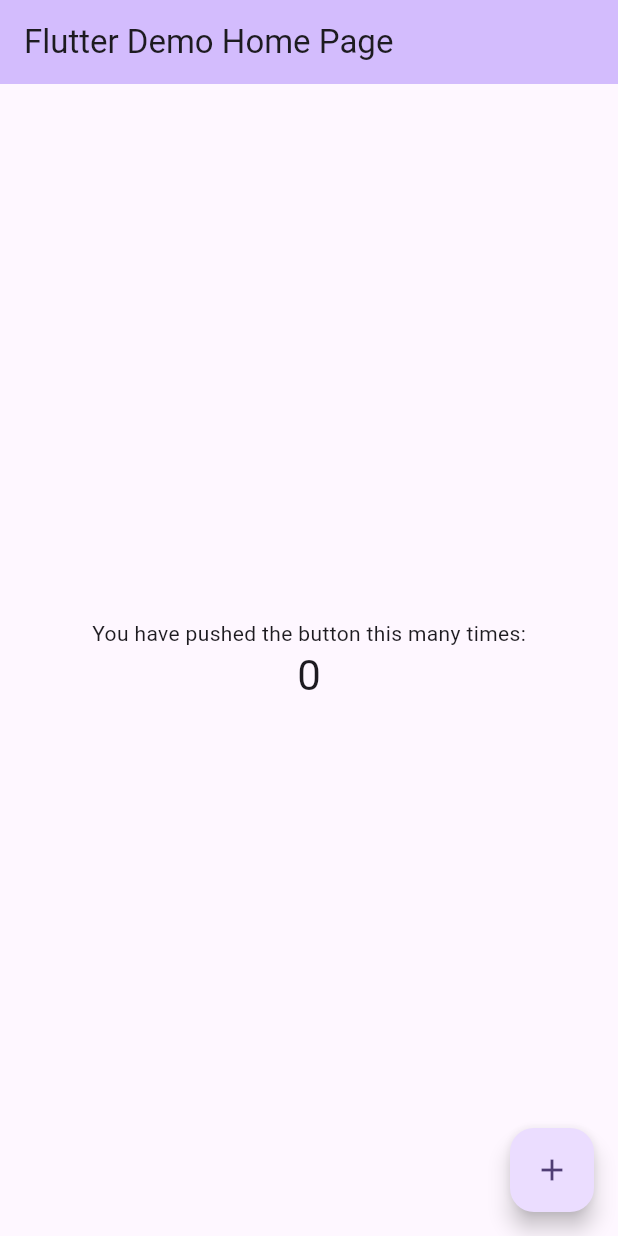
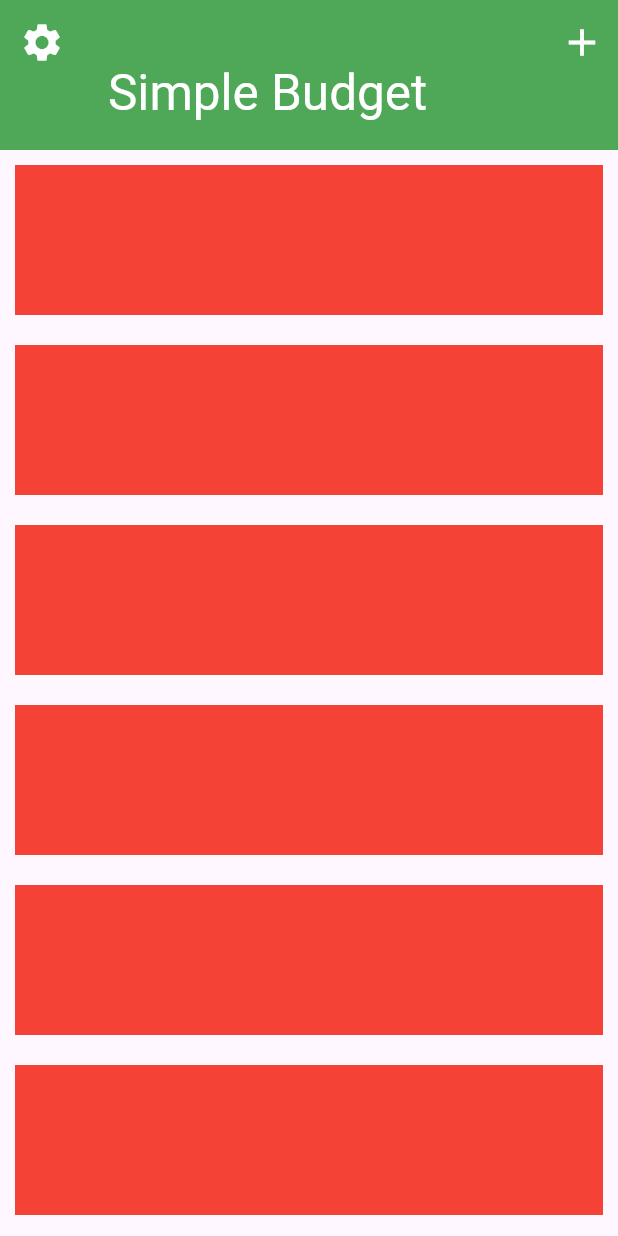
Before and after one commit to AbirHasanShuvo/cartlist_animation, a Flutter app: the screen it shows after launch, on a phone screen of 412 x 824 dp. Run offline on Flutter 3.47's test engine with Material 3 defaults, Android fonts, the light colour scheme and no system bars.

Commit message:
home screen initially labeled with appbar

```diff
--- a/lib/main.dart
+++ b/lib/main.dart
@@ -1,122 +1,15 @@
+import 'package:animation_cartlist/screens/home_screen.dart';
 import 'package:flutter/material.dart';
 
 void main() {
-  runApp(const MyApp());
+  runApp(MyApp());
 }
 
 class MyApp extends StatelessWidget {
   const MyApp({super.key});
 
-  // This widget is the root of your application.
   @override
   Widget build(BuildContext context) {
-    return MaterialApp(
-      title: 'Flutter Demo',
-      theme: ThemeData(
-        // This is the theme of your application.
-        //
-        // TRY THIS: Try running your application with "flutter run". You'll see
-        // the application has a purple toolbar. Then, without quitting the app,
-        // try changing the seedColor in the colorScheme below to Colors.green
-        // and then invoke "hot reload" (save your changes or press the "hot
-        // reload" button in a Flutter-supported IDE, or press "r" if you used
-        // the command line to start the app).
-        //
-        // Notice that the counter didn't reset back to zero; the application
-        // state is not lost during the reload. To reset the state, use hot
-        // restart instead.
-        //
-        // This works for code too, not just values: Most code changes can be
-        // tested with just a hot reload.
-        colorScheme: ColorScheme.fromSeed(seedColor: Colors.deepPurple),
-      ),
-      home: const MyHomePage(title: 'Flutter Demo Home Page'),
-    );
+    return MaterialApp(debugShowCheckedModeBanner: false, home: HomeScreen());
   }
 }
-
-class MyHomePage extends StatefulWidget {
-  const MyHomePage({super.key, required this.title});
-
-  // This widget is the home page of your application. It is stateful, meaning
-  // that it has a State object (defined below) that contains fields that affect
-  // how it looks.
-
-  // This class is the configuration for the state. It holds the values (in this
-  // case the title) provided by the parent (in this case the App widget) and
-  // used by the build method of the State. Fields in a Widget subclass are
-  // always marked "final".
-
-  final String title;
-
-  @override
-  State<MyHomePage> createState() => _MyHomePageState();
-}
-
-class _MyHomePageState extends State<MyHomePage> {
-  int _counter = 0;
-
-  void _incrementCounter() {
-    setState(() {
-      // This call to setState tells the Flutter framework that something has
-      // changed in this State, which causes it to rerun the build method below
-      // so that the display can reflect the updated values. If we changed
-      // _counter without calling setState(), then the build method would not be
-      // called again, and so nothing would appear to happen.
-      _counter++;
-    });
-  }
-
-  @override
-  Widget build(BuildContext context) {
-    // This method is rerun every time setState is called, for instance as done
-    // by the _incrementCounter method above.
-    //
-    // The Flutter framework has been optimized to make rerunning build methods
-    // fast, so that you can just rebuild anything that needs updating rather
-    // than having to individually change instances of widgets.
-    return Scaffold(
-      appBar: AppBar(
-        // TRY THIS: Try changing the color here to a specific color (to
-        // Colors.amber, perhaps?) and trigger a hot reload to see the AppBar
-        // change color while the other colors stay the same.
-        backgroundColor: Theme.of(context).colorScheme.inversePrimary,
-        // Here we take the value from the MyHomePage object that was created by
-        // the App.build method, and use it to set our appbar title.
-        title: Text(widget.title),
-      ),
-      body: Center(
-        // Center is a layout widget. It takes a single child and positions it
-        // in the middle of the parent.
-        child: Column(
-          // Column is also a layout widget. It takes a list of children and
-          // arranges them vertically. By default, it sizes itself to fit its
-          // children horizontally, and tries to be as tall as its parent.
-          //
-          // Column has various properties to control how it sizes itself and
-          // how it positions its children. Here we use mainAxisAlignment to
-          // center the children vertically; the main axis here is the vertical
-          // axis because Columns are vertical (the cross axis would be
-          // horizontal).
-          //
-          // TRY THIS: Invoke "debug painting" (choose the "Toggle Debug Paint"
-          // action in the IDE, or press "p" in the console), to see the
-          // wireframe for each widget.
-          mainAxisAlignment: MainAxisAlignment.center,
-          children: <Widget>[
-            const Text('You have pushed the button this many times:'),
-            Text(
-              '$_counter',
-              style: Theme.of(context).textTheme.headlineMedium,
-            ),
-          ],
-        ),
-      ),
-      floatingActionButton: FloatingActionButton(
-        onPressed: _incrementCounter,
-        tooltip: 'Increment',
-        child: const Icon(Icons.add),
-      ), // This trailing comma makes auto-formatting nicer for build methods.
-    );
-  }
-}
--- /dev/null
+++ b/lib/models/expense_model.dart
@@ -0,0 +1,6 @@
+class Expense {
+  final String name;
+  final double cost;
+
+  Expense({required this.name, required this.cost});
+}
--- /dev/null
+++ b/lib/screens/home_screen.dart
@@ -0,0 +1,61 @@
+import 'package:flutter/material.dart';
+
+class HomeScreen extends StatefulWidget {
+  const HomeScreen({super.key});
+
+  @override
+  State<HomeScreen> createState() => _HomeScreenState();
+}
+
+class _HomeScreenState extends State<HomeScreen> {
+  @override
+  Widget build(BuildContext context) {
+    return Scaffold(
+      body: CustomScrollView(
+        slivers: <Widget>[
+          SliverAppBar(
+            forceElevated: true,
+            // floating: true,
+            pinned: true,
+            expandedHeight: 100.0,
+            // automaticallyImplyLeading: true,
+            backgroundColor: Colors.green,
+            centerTitle: true,
+            flexibleSpace: FlexibleSpaceBar(
+              title: Text(
+                'Simple Budget',
+                style: TextStyle(color: Colors.white),
+              ),
+            ),
+            leading: IconButton(
+              onPressed: () {},
+              iconSize: 30,
+              icon: Icon(Icons.settings, color: Colors.white),
+            ),
+            actions: [
+              IconButton(
+                onPressed: () {},
+                icon: Icon(Icons.add),
+                iconSize: 30,
+                color: Colors.white,
+              ),
+            ],
+          ),
+
+          SliverList(
+            delegate: SliverChildBuilderDelegate((
+              BuildContext context,
+              int index,
+            ) {
+              return Container(
+                margin: EdgeInsets.all(10),
+                height: 100.0,
+                color: Colors.red,
+              );
+            }, childCount: 10),
+          ),
+        ],
+      ),
+    );
+  }
+}
--- a/pubspec.yaml
+++ b/pubspec.yaml
@@ -60,9 +60,9 @@ flutter:
   uses-material-design: true
 
   # To add assets to your application, add an assets section, like this:
-  # assets:
-  #   - images/a_dot_burr.jpeg
-  #   - images/a_dot_ham.jpeg
+  assets:
+    - assets/images/
+    - assets/icons/
 
   # An image asset can refer to one or more resolution-specific "variants", see
   # https://flutter.dev/to/resolution-aware-images
```
Also changed, not shown: lib/data/data.dart (added, +45 -0 lines), lib/models/category_model.dart (added, +13 -0 lines), lib/constants.dart (deleted).
